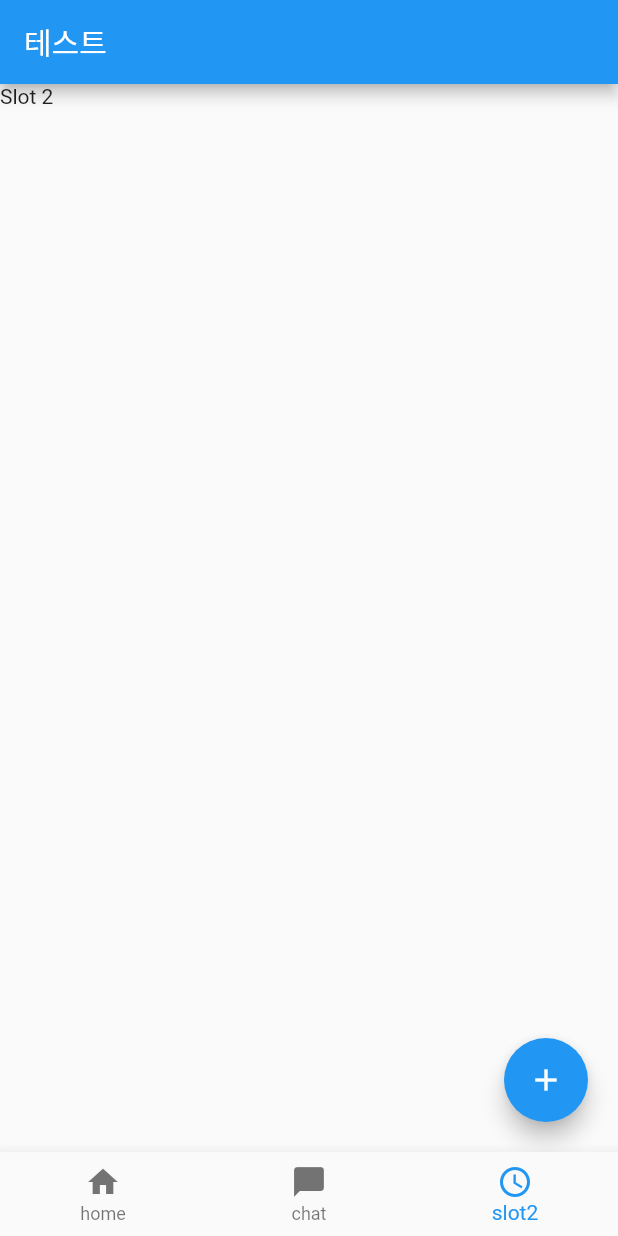
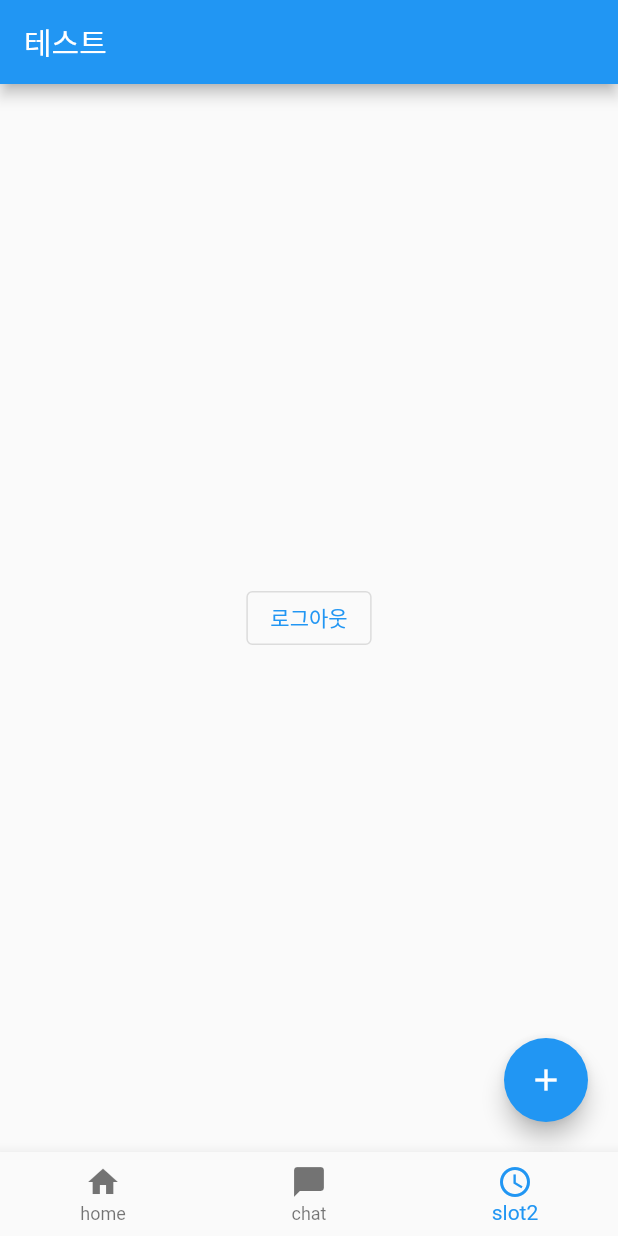
Before and after one commit to hang-out-with-us/client-flutter, a Flutter app: the Home screen opened directly, item 3 of the bottom bar chosen, on a phone screen of 412 x 824 dp. Run offline on Flutter 3.47's test engine with Material 2 defaults, Android fonts, the phone set to English and light mode, and no system bars; our stand-ins replace appinio_swiper, flutter_chat_types, flutter_chat_ui, flutter_dotenv, flutter_secure_storage, fluttertoast and 2 more; missing offline and left inert: stomp_dart_client; accounts and stored records are empty; network calls fail.

Commit message:
Add logout feature

```diff
--- a/lib/home.dart
+++ b/lib/home.dart
@@ -1,5 +1,6 @@
 import 'package:flutter/material.dart';
 import 'package:hang_out_with_us/card.dart';
+import 'package:hang_out_with_us/mypage.dart';
 import 'package:hang_out_with_us/post.dart';
 
 import 'chatRoomList.dart';
@@ -20,9 +21,7 @@ class _HomeState extends State<Home> {
     // SwipeScreen(),
     CardSwipe(),
     ChatList(),
-    Text(
-      'Slot 2',
-    ),
+    MyPage()
   ];
 
   void _onItemTapped(int index) {
--- /dev/null
+++ b/lib/mypage.dart
@@ -0,0 +1,25 @@
+import 'package:flutter/material.dart';
+import 'package:flutter_secure_storage/flutter_secure_storage.dart';
+
+import 'login.dart';
+
+class MyPage extends StatelessWidget {
+  const MyPage({Key? key}) : super(key: key);
+
+  @override
+  Widget build(BuildContext context) {
+    var _storage = const FlutterSecureStorage();
+
+    logout() async {
+      await _storage.delete(key: "token");
+      Navigator.pushReplacement(
+          context, MaterialPageRoute(builder: (context) => Login()));
+    }
+
+    return Scaffold(
+      body: Center(
+        child: OutlinedButton(onPressed: logout, child: Text("로그아웃")),
+      ),
+    );
+  }
+}
```
Also changed, not shown: lib/main.dart (+9 -1 lines).
